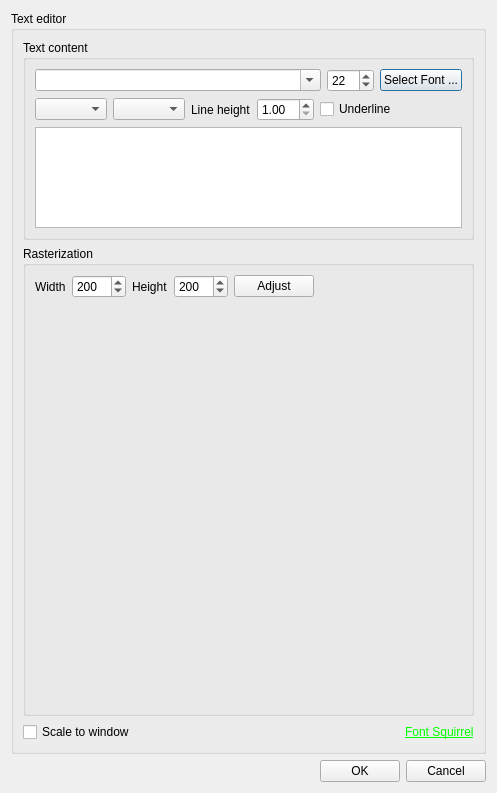
First picture: the form in editor/gui/dlgtext.ui, repository ensisoft/detonator, before the edit.
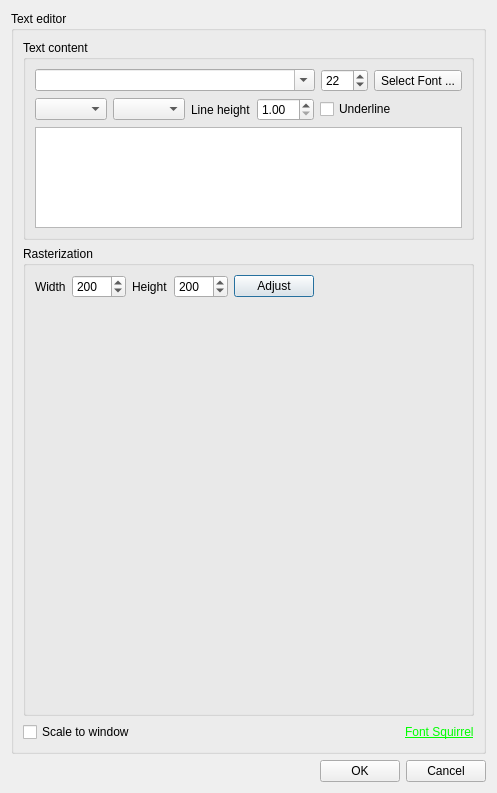
Second picture: the form after the edit. Icons and pictures are not drawn. Custom widgets are drawn as their Qt base class.

Commit message:
Add some tool button icons in GSEditor's widgets
Add some tool button icons in GSEditor's widgets.

Diff of the .ui file:
```diff
--- a/editor/gui/dlgtext.ui
+++ b/editor/gui/dlgtext.ui
@@ -59,7 +59,7 @@
             </widget>
            </item>
            <item>
-            <widget class="QPushButton" name="btnFont">
+            <widget class="QToolButton" name="btnFont">
              <property name="text">
               <string>Select Font ...</string>
              </property>
```
Left out of the diff: 4 changed lines with no effect on the pictures. The commit also changes 7 other files.
